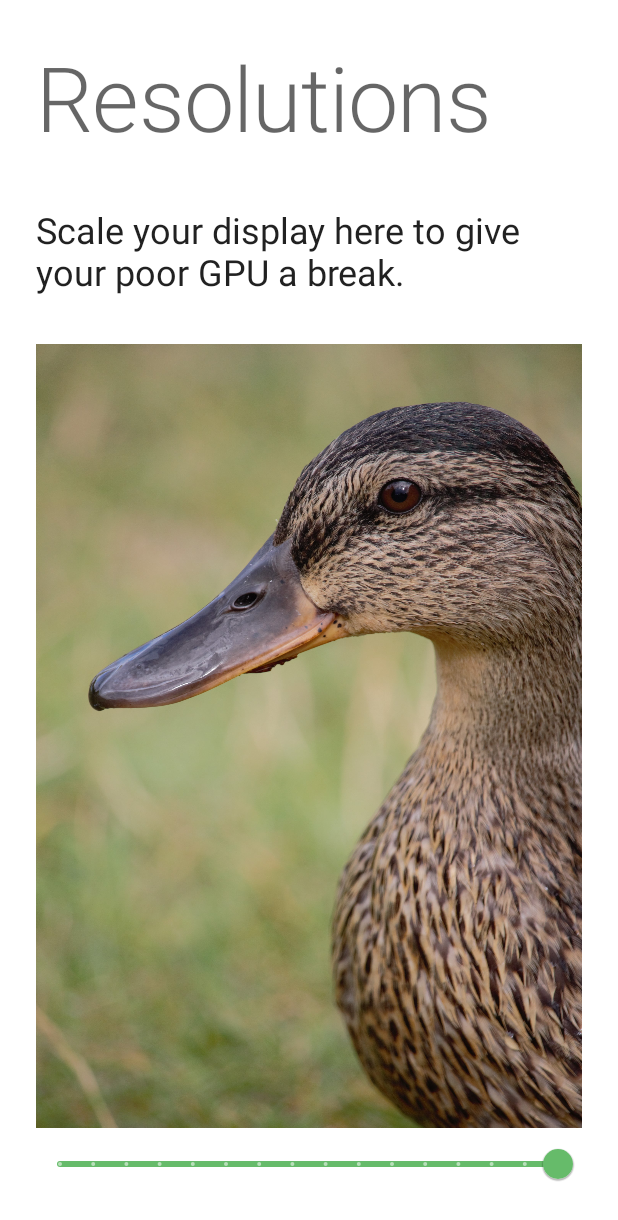
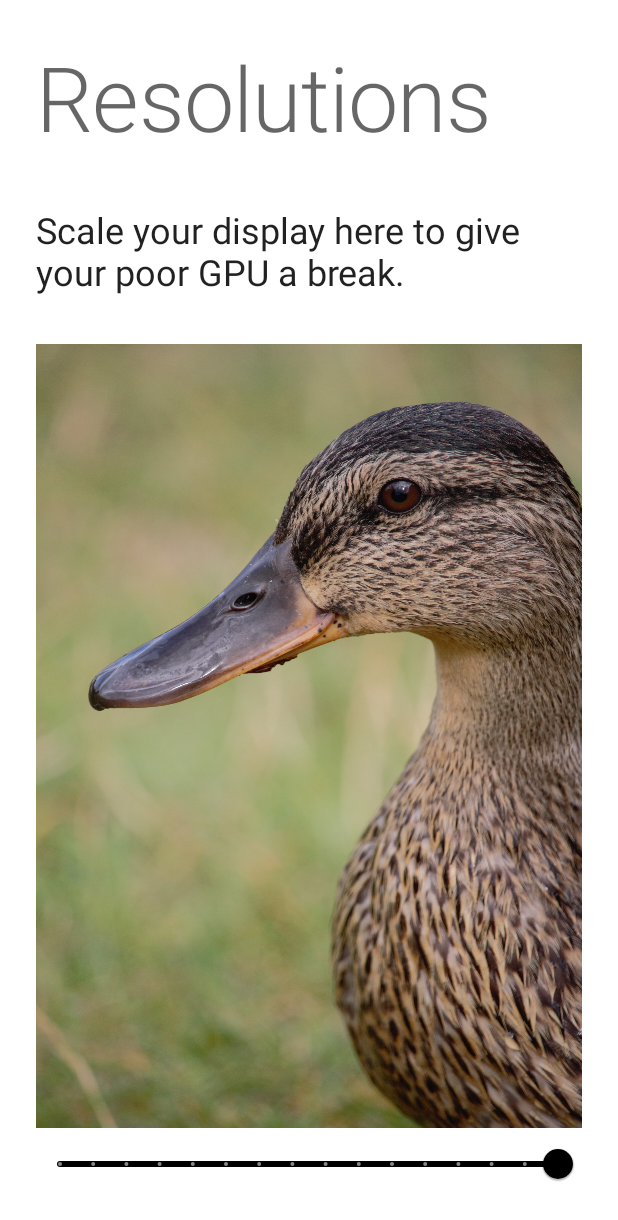
Before and after one commit to tytydraco/Purr, an Android app: the screen it shows after launch (ResolutionActivity), on a phone screen of 412 x 824 dp. Shown: the top 1220 px of the screen. Run offline under Robolectric (Android 15) with nearby library versions, the phone set to English and light mode, and no system bars.

Commit message:
Black accents
Signed-off-by: tytydraco <tylernij@gmail.com>

```diff
--- a/app/src/main/res/values-night/themes.xml
+++ b/app/src/main/res/values-night/themes.xml
@@ -1,7 +1,7 @@
 <resources>
     <style name="Theme.SATED" parent="Theme.MaterialComponents.DayNight.NoActionBar">
-        <item name="colorPrimary">@color/green</item>
-        <item name="colorSecondary">@color/green</item>
+        <item name="colorPrimary">@android:color/black</item>
+        <item name="colorSecondary">@android:color/black</item>
 
         <item name="android:statusBarColor">?colorSurface</item>
         <item name="android:navigationBarColor">?colorSurface</item>
--- a/app/src/main/res/values/colors.xml
+++ /dev/null
@@ -1,4 +0,0 @@
-<?xml version="1.0" encoding="utf-8"?>
-<resources>
-    <color name="green">#66bb6a</color>
-</resources>
--- a/app/src/main/res/values/themes.xml
+++ b/app/src/main/res/values/themes.xml
@@ -1,7 +1,7 @@
 <resources>
     <style name="Theme.SATED" parent="Theme.MaterialComponents.DayNight.NoActionBar">
-        <item name="colorPrimary">@color/green</item>
-        <item name="colorSecondary">@color/green</item>
+        <item name="colorPrimary">@android:color/black</item>
+        <item name="colorSecondary">@android:color/black</item>
 
         <item name="android:windowLightStatusBar">true</item>
         <item name="android:statusBarColor">?colorSurface</item>
```
